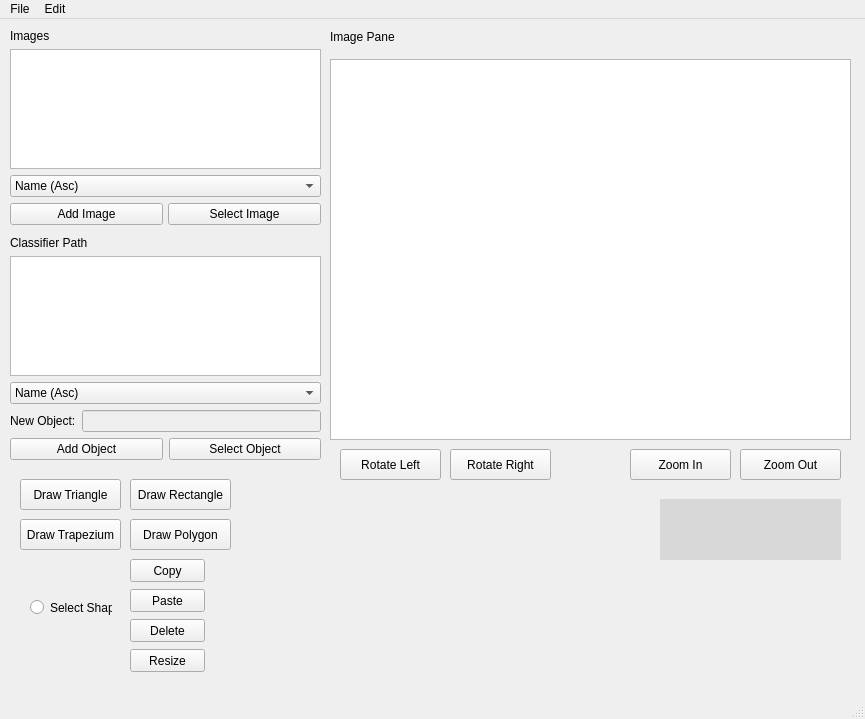
Above: SDIProject-master/QTPracticeNew/mainwindow.ui from BRees2451/SDIProject before the change. Below: the same form after it.
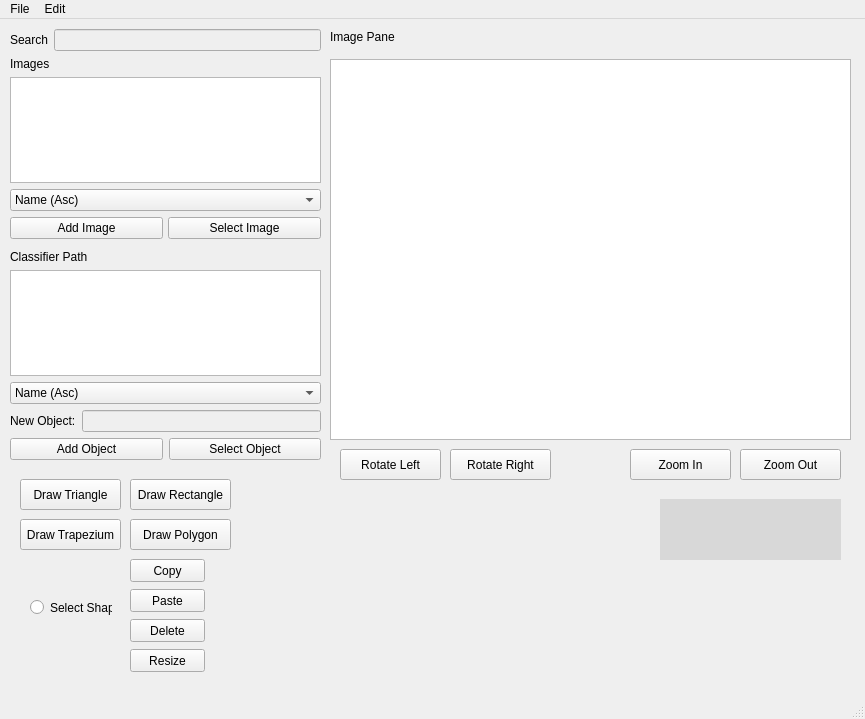
That is the form after the change. Custom widgets are drawn as their Qt base class.

The edit to the form file:
```diff
--- a/SDIProject-master/QTPracticeNew/mainwindow.ui
+++ b/SDIProject-master/QTPracticeNew/mainwindow.ui
@@ -151,6 +151,27 @@
      </rect>
     </property>
     <layout class="QVBoxLayout" name="verticalLayout">
+     <item>
+      <layout class="QHBoxLayout" name="newClassLayout_3">
+       <item>
+        <widget class="QLabel" name="newClass_3">
+         <property name="enabled">
+          <bool>true</bool>
+         </property>
+         <property name="text">
+          <string>Search</string>
+         </property>
+        </widget>
+       </item>
+       <item>
+        <widget class="QLineEdit" name="newClassLineEdit_3">
+         <property name="enabled">
+          <bool>false</bool>
+         </property>
+        </widget>
+       </item>
+      </layout>
+     </item>
      <item>
       <widget class="QLabel" name="ImagesLabel">
        <property name="text">
```
